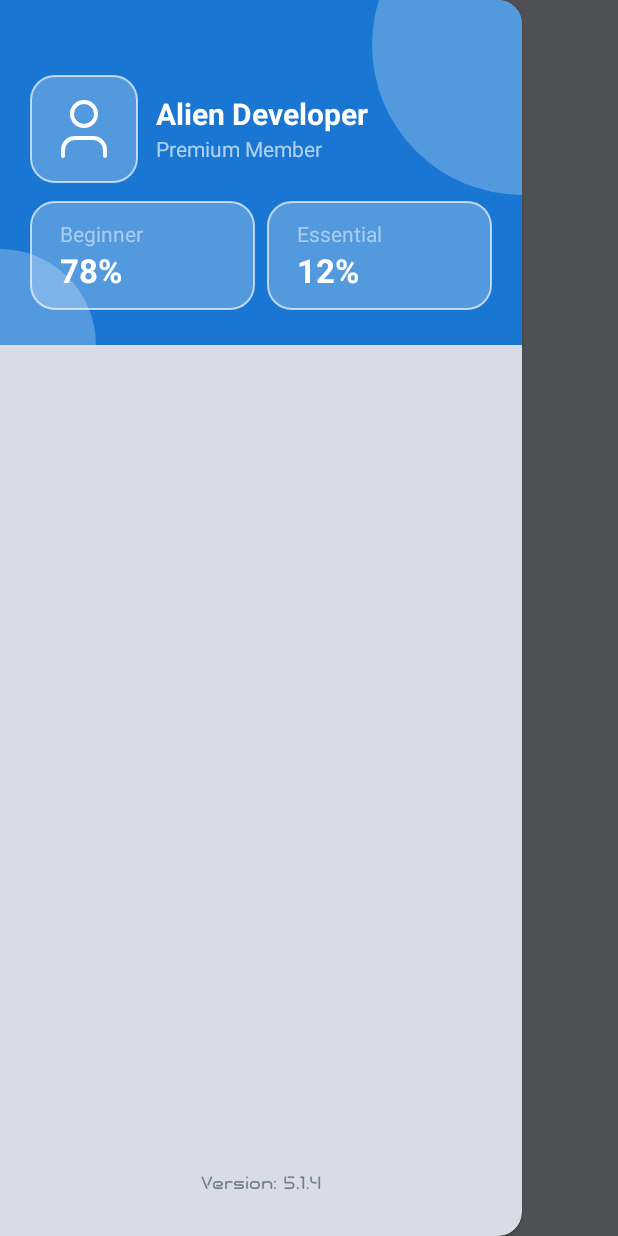
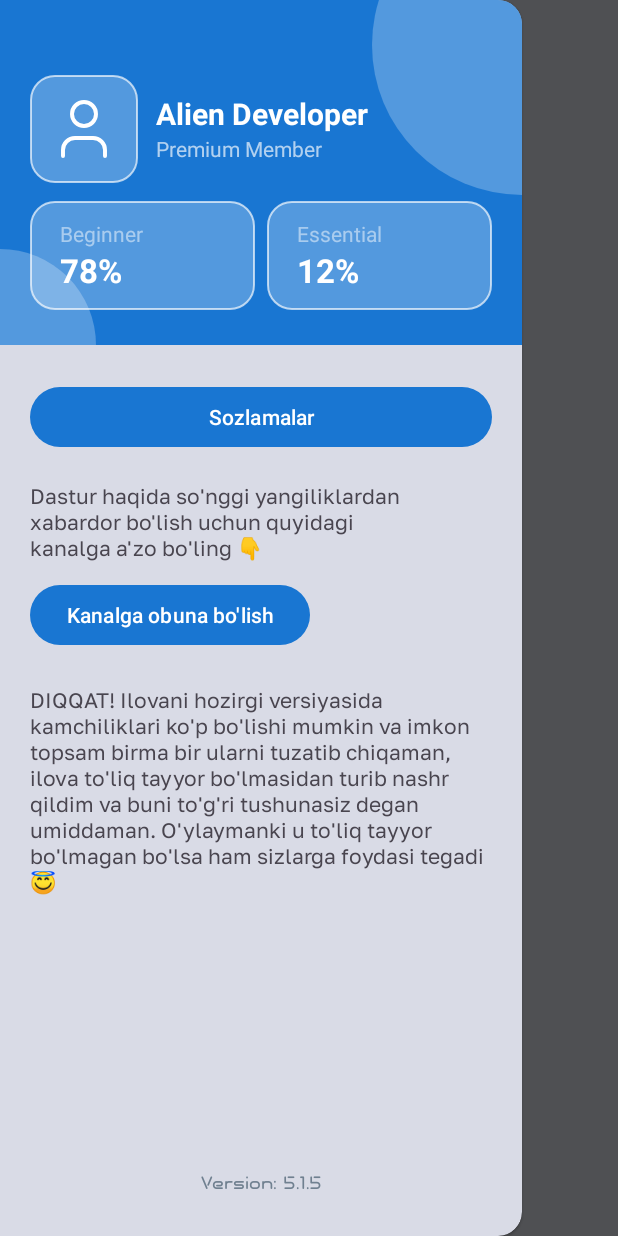
Before and after one commit to aliendevuz/words-android, an Android app built with Jetpack Compose: the ResultActivity screen opened directly, with no data from a screen before it, with the side drawer open, on a phone screen of 412 x 824 dp. Run offline under Robolectric (Android 15) with nearby library versions, the phone set to English and light mode, and no system bars; our stand-ins replace AdMob, Dagger/Hilt's generated code, Room's generated code; libraries missing offline, so code that uses them is left out: nl.dionsegijn.konfetti; pictures from the network do not load; 1 statement that could not run was skipped.

Commit message:
Upgraded to Version 5.1.5

```diff
--- a/app/build.gradle.kts
+++ b/app/build.gradle.kts
@@ -17,8 +17,8 @@ android {
         applicationId = "uz.alien.dictup"
         minSdk = 24
         targetSdk = 36
-        versionCode = 25
-        versionName = "5.1.4"
+        versionCode = 26
+        versionName = "5.1.5"
 
         testInstrumentationRunner = "androidx.test.runner.AndroidJUnitRunner"
     }
--- a/app/src/main/java/uz/alien/dictup/presentation/features/base/BaseActivity.kt
+++ b/app/src/main/java/uz/alien/dictup/presentation/features/base/BaseActivity.kt
@@ -164,10 +164,15 @@ abstract class BaseActivity : AppCompatActivity() {
 //            interstitialAd?.show(this)
 //        }
 //
-//        navigationBinding.bOpenSetting.setOnClickListener {
-//            val intent = Intent(this, SettingActivity::class.java)
-//            baseViewModel.startActivityWithAnimation(intent, AnimationType.SLIDE)
-//        }
+        navigationBinding.bSettings.setOnClickListener {
+            val intent = Intent(this, SettingActivity::class.java)
+            baseViewModel.startActivityWithAnimation(intent, AnimationType.SLIDE)
+        }
+
+        navigationBinding.bSubscribe.setOnClickListener {
+            val intent = Intent(Intent.ACTION_VIEW, "https://t.me/dictup".toUri())
+            startActivity(intent)
+        }
 
         navigationBinding.tvVersion.text = "Version: ${BuildConfig.VERSION_NAME}"
 
--- a/app/src/main/java/uz/alien/dictup/presentation/features/result/ResultActivity.kt
+++ b/app/src/main/java/uz/alien/dictup/presentation/features/result/ResultActivity.kt
@@ -13,6 +13,7 @@ import nl.dionsegijn.konfetti.core.Position
 import nl.dionsegijn.konfetti.core.emitter.Emitter
 import uz.alien.dictup.databinding.ResultActivityBinding
 import uz.alien.dictup.presentation.common.extention.applyExitZoomTransition
+import uz.alien.dictup.presentation.common.extention.interstitialAd
 import uz.alien.dictup.presentation.common.extention.setClearEdge
 import uz.alien.dictup.presentation.common.model.Attempt
 import uz.alien.dictup.presentation.features.base.BaseActivity
@@ -73,10 +74,12 @@ class ResultActivity : BaseActivity() {
 
         binding.bRetry.setOnClickListener {
             restart = true
+            interstitialAd?.show(this)
             finish()
         }
 
         binding.bExit.setOnClickListener {
+            interstitialAd?.show(this)
             finish()
         }
 
--- a/app/src/main/res/layout/base_navigation.xml
+++ b/app/src/main/res/layout/base_navigation.xml
@@ -6,11 +6,11 @@
 
     <androidx.constraintlayout.widget.ConstraintLayout
         android:id="@+id/clHeader"
-        app:layout_constraintTop_toTopOf="parent"
         android:layout_width="match_parent"
         android:layout_height="wrap_content"
         android:background="@color/primary"
-        android:clipToPadding="false">
+        android:clipToPadding="false"
+        app:layout_constraintTop_toTopOf="parent">
 
         <FrameLayout
             android:layout_width="200dp"
@@ -145,6 +145,46 @@
 
     </androidx.constraintlayout.widget.ConstraintLayout>
 
+    <Button
+        android:id="@+id/bSettings"
+        android:layout_width="match_parent"
+        android:layout_height="wrap_content"
+        android:layout_marginHorizontal="20dp"
+        android:layout_marginTop="24dp"
+        android:text="Sozlamalar"
+        android:textColor="@color/white"
+        app:layout_constraintTop_toBottomOf="@id/clHeader" />
+
+    <TextView
+        android:id="@+id/tvSubscribtionTitle"
+        android:layout_width="match_parent"
+        android:layout_height="wrap_content"
+        android:layout_marginHorizontal="20dp"
+        android:layout_marginTop="20dp"
+        android:fontFamily="@font/golos"
+        android:text="Dastur haqida so'nggi yangiliklardan xabardor bo'lish uchun quyidagi\nkanalga a'zo bo'ling 👇"
+        app:layout_constraintTop_toBottomOf="@id/bSettings" />
+
+    <Button
+        android:id="@+id/bSubscribe"
+        android:layout_width="wrap_content"
+        android:layout_height="wrap_content"
+        android:layout_marginTop="12dp"
+        android:text="Kanalga obuna bo'lish"
+        android:textColor="@color/white"
+        app:layout_constraintStart_toStartOf="@id/tvSubscribtionTitle"
+        app:layout_constraintTop_toBottomOf="@+id/tvSubscribtionTitle" />
+
+    <TextView
+        android:id="@+id/warning"
+        android:layout_width="match_parent"
+        android:layout_height="wrap_content"
+        android:layout_marginHorizontal="20dp"
+        android:layout_marginTop="24dp"
+        android:fontFamily="@font/golos"
+        android:text="DIQQAT! Ilovani hozirgi versiyasida kamchiliklari ko'p bo'lishi mumkin va imkon topsam birma bir ularni tuzatib chiqaman, ilova to'liq tayyor bo'lmasidan turib nashr qildim va buni to'g'ri tushunasiz degan umiddaman. O'ylaymanki u to'liq tayyor bo'lmagan bo'lsa ham sizlarga foydasi tegadi 😇"
+        app:layout_constraintTop_toBottomOf="@+id/bSubscribe" />
+
     <!--    <Button-->
     <!--        android:id="@+id/bShare"-->
     <!--        android:layout_width="match_parent"-->
@@ -179,14 +219,14 @@
         android:id="@+id/tvVersion"
         android:layout_width="match_parent"
         android:layout_height="wrap_content"
+        android:layout_marginHorizontal="20dp"
+        android:layout_marginBottom="28dp"
+        android:fontFamily="@font/shuttle_x"
         android:text="Version: 5.1.4"
         android:textAlignment="center"
-        android:fontFamily="@font/shuttle_x"
-        android:layout_marginBottom="28dp"
-        android:layout_marginHorizontal="20dp"
         android:textColor="#708090"
         android:textSize="12sp"
-        app:layout_constraintStart_toStartOf="parent"
-        app:layout_constraintBottom_toBottomOf="parent" />
+        app:layout_constraintBottom_toBottomOf="parent"
+        app:layout_constraintStart_toStartOf="parent" />
 
 </androidx.constraintlayout.widget.ConstraintLayout>
--- a/app/src/main/res/layout/setting_activity.xml
+++ b/app/src/main/res/layout/setting_activity.xml
@@ -32,7 +32,7 @@
         android:layout_height="wrap_content"
         android:layout_marginStart="24dp"
         android:layout_marginTop="24dp"
-        android:text="Speed" />
+        android:text="TTS Tezligi:" />
 
     <SeekBar
         android:id="@+id/seekSpeed"
```
Lines whose indentation alone changed are shown as unchanged.
